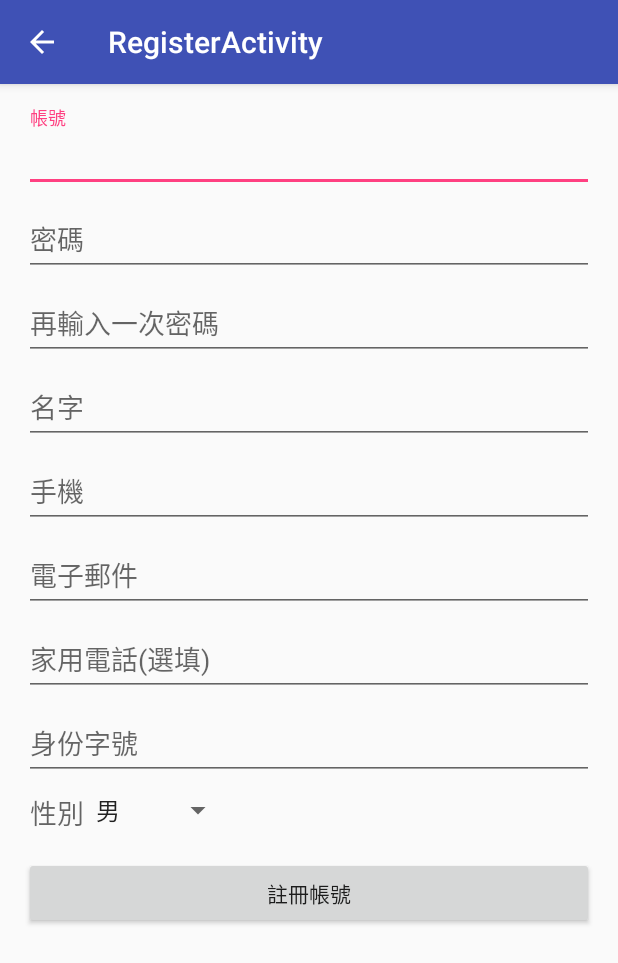
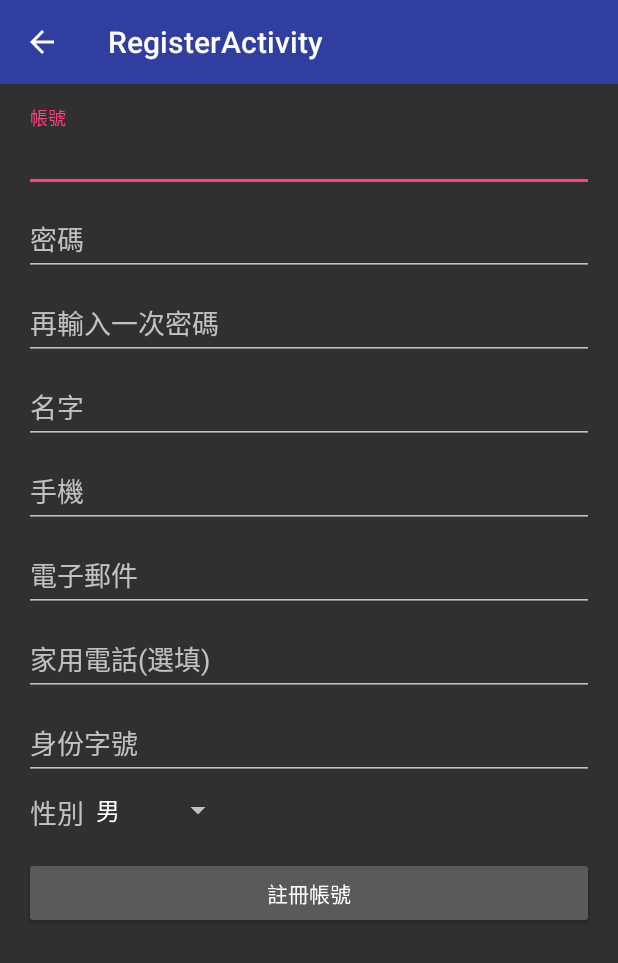
Before and after one commit to centerseed/DUTFinance, an Android app: the screen it shows after launch (RegisterActivity), after a tap on "註冊帳號", on a phone screen of 412 x 824 dp. Shown: the top 963 px of the screen. Run offline under Robolectric (Android 15) with nearby library versions, the phone set to English and light mode, and no system bars; 1 other tap on this screen came first.

Commit message:
清垃圾，換佈景主題(深色)

```diff
--- a/app/src/main/java/com/dut/dutfinace/activity/LoginActivity.java
+++ b/app/src/main/java/com/dut/dutfinace/activity/LoginActivity.java
@@ -4,12 +4,10 @@ import android.animation.Animator;
 import android.animation.AnimatorListenerAdapter;
 import android.annotation.TargetApi;
 import android.content.Intent;
-import android.support.v7.app.AppCompatActivity;
-
 import android.os.AsyncTask;
-
 import android.os.Build;
 import android.os.Bundle;
+import android.support.v7.app.AppCompatActivity;
 import android.text.TextUtils;
 import android.view.KeyEvent;
 import android.view.View;
--- a/app/src/main/java/com/dut/dutfinace/network/AsyncResponseParser.java
+++ b/app/src/main/java/com/dut/dutfinace/network/AsyncResponseParser.java
@@ -1,9 +1,6 @@
 package com.dut.dutfinace.network;
 
-import android.accounts.AccountManager;
 import android.content.Context;
-
-import com.dut.dutfinace.R;
 
 import org.json.JSONObject;
 
@@ -48,7 +45,8 @@ abstract public class AsyncResponseParser implements Callback {
         }
     }
 
-    public void onAuthFail() {}
+    public void onAuthFail() {
+    }
 
     public void setPostProcess(PostProcess process) {
         m_postProcess = process;
--- a/app/src/main/res/layout/activity_main.xml
+++ b/app/src/main/res/layout/activity_main.xml
@@ -12,7 +12,6 @@
         android:id="@+id/appbar"
         android:layout_width="match_parent"
         android:layout_height="wrap_content"
-        android:paddingTop="@dimen/appbar_padding_top"
         android:theme="@style/AppTheme.AppBarOverlay">
 
         <android.support.v7.widget.Toolbar
--- a/app/src/main/res/layout/activiy_order.xml
+++ b/app/src/main/res/layout/activiy_order.xml
@@ -12,7 +12,6 @@
         android:id="@+id/appbar"
         android:layout_width="match_parent"
         android:layout_height="wrap_content"
-        android:paddingTop="@dimen/appbar_padding_top"
         android:theme="@style/AppTheme.AppBarOverlay">
 
         <android.support.v7.widget.Toolbar
--- a/app/src/main/res/values/colors.xml
+++ b/app/src/main/res/values/colors.xml
@@ -1,7 +1,7 @@
 <?xml version="1.0" encoding="utf-8"?>
 <resources>
-    <color name="colorPrimary">#3F51B5</color>
-    <color name="colorPrimaryDark">#303F9F</color>
+    <color name="colorPrimary">#303F9F</color>
+    <color name="colorPrimaryDark">#0d0d0d</color>
     <color name="colorAccent">#FF4081</color>
 
     <color name="colorUp">#d7502b</color>
--- a/app/src/main/res/values/styles.xml
+++ b/app/src/main/res/values/styles.xml
@@ -1,7 +1,7 @@
 <resources>
 
     <!-- Base application theme. -->
-    <style name="AppTheme" parent="Theme.AppCompat.Light.DarkActionBar">
+    <style name="AppTheme" parent="Theme.AppCompat">
         <!-- Customize your theme here. -->
         <item name="colorPrimary">@color/colorPrimary</item>
         <item name="colorPrimaryDark">@color/colorPrimaryDark</item>
```
Also changed, not shown: app/src/main/java/com/dut/dutfinace/activity/RegisterActivity.java (+7 -13 lines).
